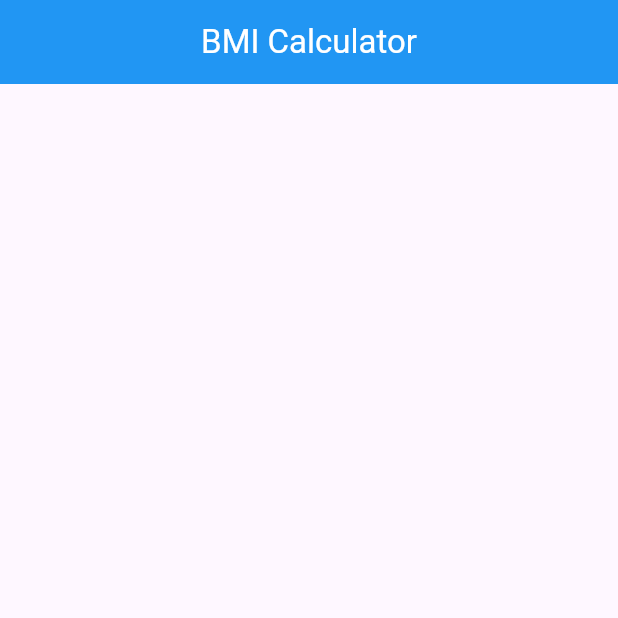
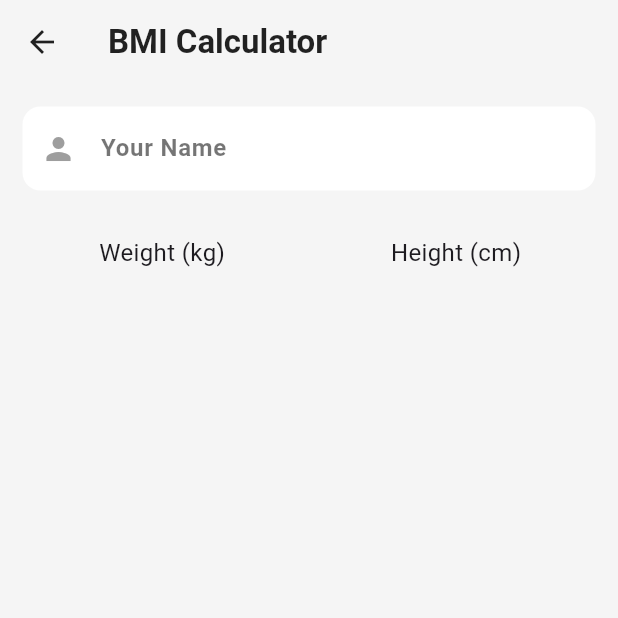
Before and after one commit to WebAdib/bmi_calculator2, a Flutter app: the CalculateBMI screen opened directly, on a phone screen of 412 x 824 dp, the top half of it. Run offline on Flutter 3.47's test engine with Material 3 defaults, Android fonts, the phone set to English and light mode, and no system bars; our stand-ins replace device_preview, sizer.

Commit message:
name section

```diff
--- a/lib/CalculateBMI.dart
+++ b/lib/CalculateBMI.dart
@@ -6,8 +6,82 @@ class CalculateBMI extends StatelessWidget {
   @override
   Widget build(BuildContext context) {
     return Scaffold(
+      backgroundColor: Color.fromRGBO(245, 245, 245, 1),
       appBar: AppBar(
-        title: Text('BMI Calculator'),
+        title: Text(
+          'BMI Calculator',
+          style: TextStyle(fontWeight: FontWeight.bold),
+        ),
+      ),
+      body: Padding(
+        padding: const EdgeInsets.all(15.0),
+        child: Column(
+          children: [
+            //////////////////////////////////////////////////////////  1st text field
+            TextField(
+              style: TextStyle(
+                fontSize: 16,
+                color: Colors.black, // Text color when typing
+                fontWeight: FontWeight.bold, // Bold text
+              ),
+              decoration: InputDecoration(
+                //labelText: 'Your Name',
+                hintText: 'Your Name',
+                hintStyle: TextStyle(fontSize: 16, color: Colors.black54),
+                prefixIcon: Icon(Icons.person,
+                    color: Colors.grey), // Person icon on the left
+                border: OutlineInputBorder(
+                  borderRadius: BorderRadius.circular(12.0), // Rounded corners
+                  borderSide: BorderSide(color: Colors.grey), // Border color
+                ),
+                enabledBorder: OutlineInputBorder(
+                  borderRadius: BorderRadius.circular(12.0),
+                  borderSide: BorderSide(color: Colors.grey.withOpacity(0)),
+                ),
+                focusedBorder: OutlineInputBorder(
+                  borderRadius: BorderRadius.circular(12.0),
+                  borderSide: BorderSide(
+                      color: Color.fromRGBO(66, 199, 142, 1),
+                      width: 2.0), // Highlighted when focused
+                ),
+                filled: true, // Adds background color
+                fillColor: Colors.white,
+              ),
+            ),
+            //////////////////////////////////////////////////////////  Weight and height section
+            SizedBox(height: 30),
+            Row(
+              mainAxisAlignment: MainAxisAlignment.spaceEvenly,
+              children: [
+                Expanded(
+                  child: Container(
+                    child: Column(
+                      children: [
+                        Text(
+                          'Weight (kg)',
+                          style: TextStyle(fontSize: 16),
+                        ),
+                      ],
+                    ),
+                  ),
+                ),
+                SizedBox(width: 10),
+                Expanded(
+                  child: Container(
+                    child: Column(
+                      children: [
+                        Text(
+                          'Height (cm)',
+                          style: TextStyle(fontSize: 16),
+                        ),
+                      ],
+                    ),
+                  ),
+                ),
+              ],
+            ),
+          ],
+        ),
       ),
     );
   }
```
Also changed, not shown: lib/HomePage.dart (added, +28 -0 lines), lib/MyApp.dart (+7 -6 lines).
